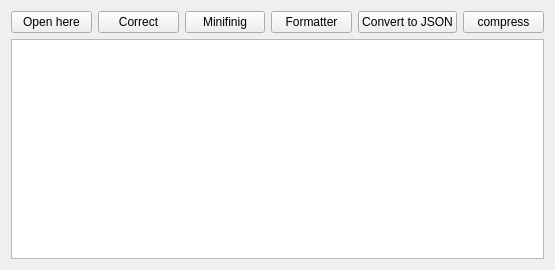
Qt form XML_editor_source_code/GUI_tabs/inputfile.ui (Ryen-042/XML-Editor) before a commit.
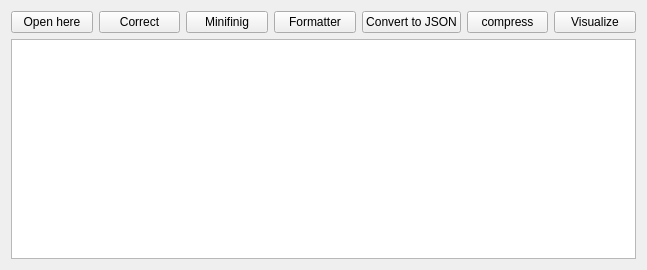
The same form after that commit. Icons and pictures are not drawn.

```diff
--- a/XML_editor_source_code/GUI_tabs/inputfile.ui
+++ b/XML_editor_source_code/GUI_tabs/inputfile.ui
@@ -6,7 +6,7 @@
    <rect>
     <x>0</x>
     <y>0</y>
-    <width>555</width>
+    <width>647</width>
     <height>270</height>
    </rect>
   </property>
@@ -84,6 +84,17 @@
          </property>
         </widget>
        </item>
+       <item>
+        <widget class="QPushButton" name="visualize">
+         <property name="text">
+          <string>Visualize</string>
+         </property>
+         <property name="icon">
+          <iconset resource="../recource.qrc">
+           <normaloff>:/icons/visualize.png</normaloff>:/icons/visualize.png</iconset>
+         </property>
+        </widget>
+       </item>
       </layout>
      </item>
      <item>
```
